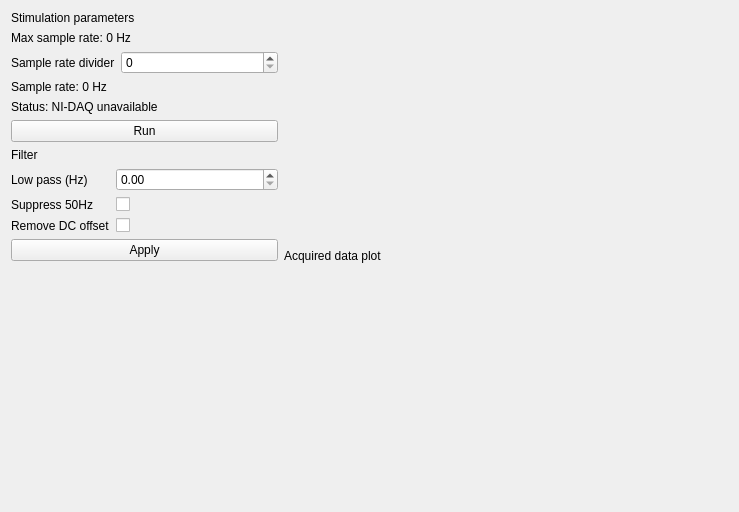
First picture: the form in app/ui/protocol_window.ui, repository teuncm/wormenpracticum, before the edit.
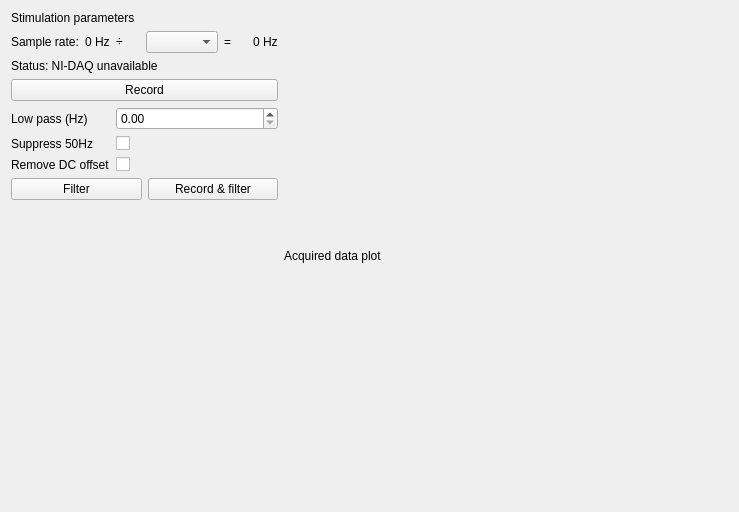
Second picture: the form after the edit.

```diff
--- a/app/ui/protocol_window.ui
+++ b/app/ui/protocol_window.ui
@@ -24,33 +24,51 @@
       </widget>
      </item>
      <item>
-      <widget class="QLabel" name="label">
+      <layout class="QHBoxLayout" name="sampleRateLayout">
+       <item>
+        <widget class="QLabel" name="sampleRateLabel">
        <property name="text">
-        <string>Max sample rate: 0 Hz</string>
+          <string>Sample rate:</string>
        </property>
       </widget>
      </item>
      <item>
-      <layout class="QFormLayout" name="formLayout">
-       <item row="0" column="0">
-        <widget class="QLabel" name="sampleRateDividerLabel">
+        <widget class="QLabel" name="maxSampleRateLabel">
          <property name="text">
+          <string>0 Hz</string>
+         </property>
+        </widget>
+       </item>
+       <item>
+        <widget class="QLabel" name="sampleRateDivisionLabel">
+         <property name="text">
+          <string>÷</string>
+         </property>
+        </widget>
+       </item>
+       <item>
+        <widget class="QComboBox" name="sampleRateDividerComboBox">
+         <property name="accessibleName">
           <string>Sample rate divider</string>
          </property>
         </widget>
        </item>
-       <item row="0" column="1">
-        <widget class="QSpinBox" name="sampleRateDividerSpinBox"/>
+       <item>
+        <widget class="QLabel" name="sampleRateEqualsLabel">
+         <property name="text">
+          <string>=</string>
+         </property>
+        </widget>
+       </item>
+       <item>
+        <widget class="QLabel" name="actualSampleRateLabel">
+         <property name="text">
+          <string>0 Hz</string>
+         </property>
+        </widget>
        </item>
       </layout>
      </item>
-     <item>
-      <widget class="QLabel" name="label_3">
-       <property name="text">
-        <string>Sample rate: 0 Hz</string>
-       </property>
-      </widget>
-     </item>
      <item>
       <widget class="QLabel" name="nidaqStatusLabel">
        <property name="text">
@@ -64,14 +82,7 @@
      <item>
       <widget class="QPushButton" name="pushButton">
        <property name="text">
-        <string>Run</string>
-       </property>
-      </widget>
-     </item>
-     <item>
-      <widget class="QLabel" name="title_filter">
-       <property name="text">
-        <string>Filter</string>
+        <string>Record</string>
        </property>
       </widget>
      </item>
@@ -110,11 +121,22 @@
       </layout>
      </item>
      <item>
+      <layout class="QHBoxLayout" name="filterActionsLayout">
+       <item>
       <widget class="QPushButton" name="pushButton_2">
        <property name="text">
-        <string>Apply</string>
-       </property>
-      </widget>
+          <string>Filter</string>
+         </property>
+        </widget>
+       </item>
+       <item>
+        <widget class="QPushButton" name="recordAndApplyButton">
+         <property name="text">
+          <string>Record &amp;&amp; filter</string>
+         </property>
+        </widget>
+       </item>
+      </layout>
      </item>
      <item>
       <spacer name="verticalSpacer_2">
```
Lines whose indentation alone changed are shown as unchanged.
